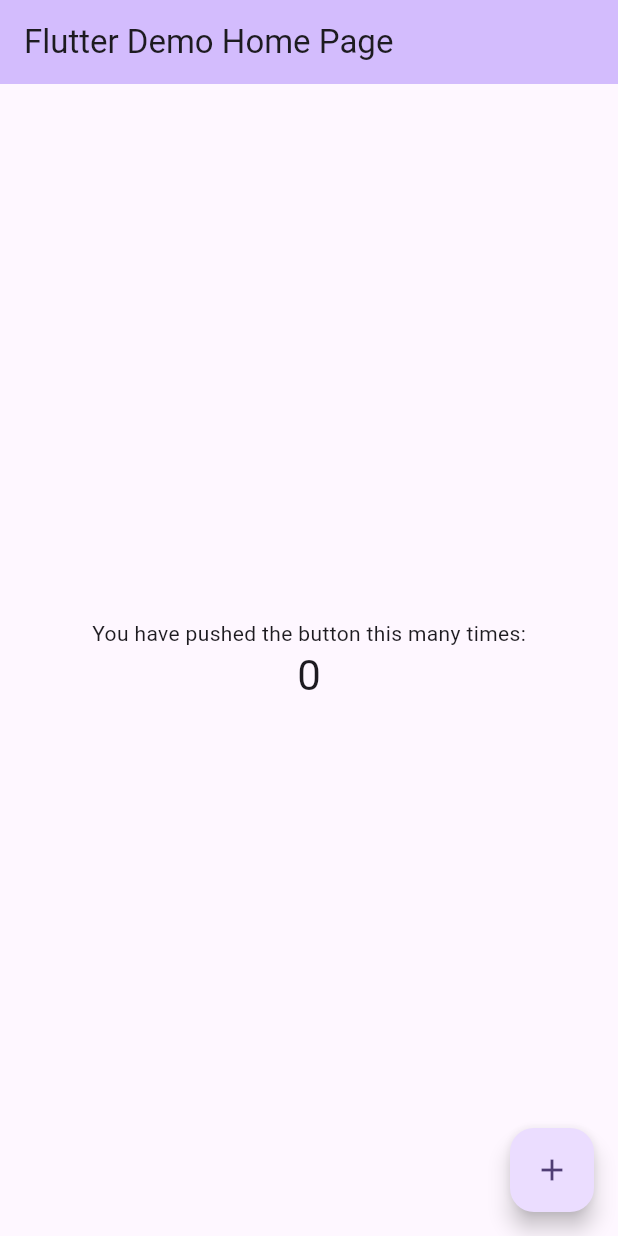
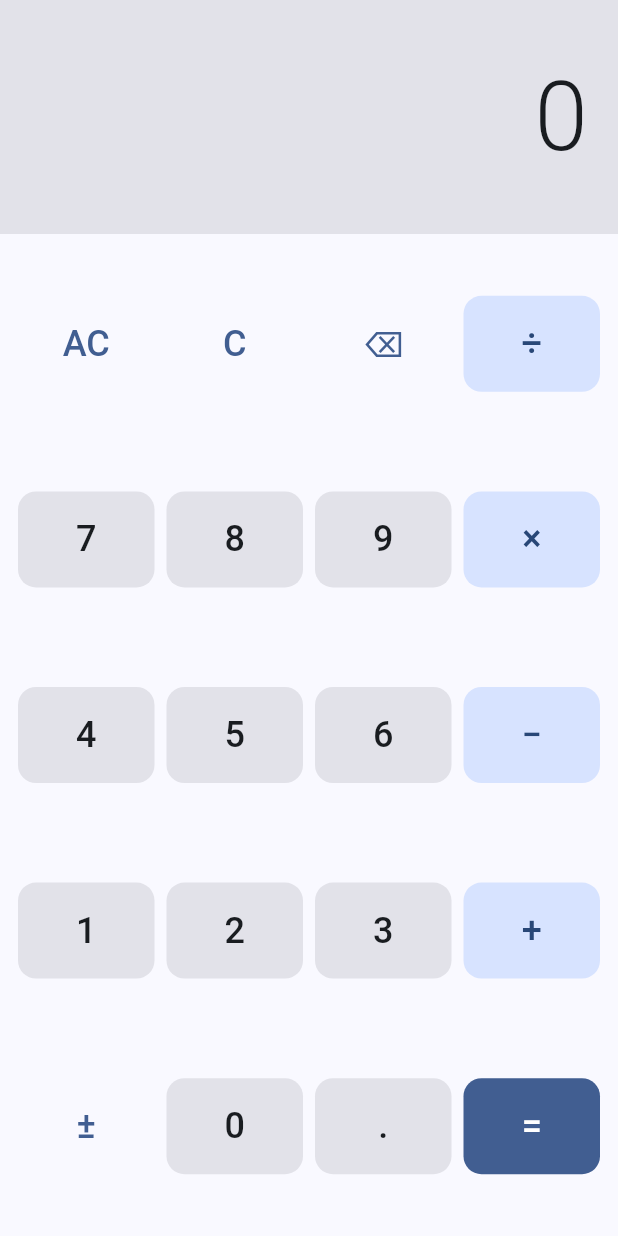
Before and after one commit to wenhsiaoyi/JackCalculator, a Flutter app: the screen it shows after launch, on a phone screen of 412 x 824 dp. Run offline on Flutter 3.47's test engine with Material 3 defaults, Android fonts, the light colour scheme and no system bars; our stand-ins replace decimal, flutter_bloc.

Commit message:
feat: assemble calculator UI and wire Cubit; replace counter template

```diff
--- a/lib/main.dart
+++ b/lib/main.dart
@@ -1,121 +1,24 @@
 import 'package:flutter/material.dart';
+import 'package:flutter_bloc/flutter_bloc.dart';
 
-void main() {
-  runApp(const MyApp());
-}
+import 'bloc/calculator_cubit.dart';
+import 'core/theme.dart';
+import 'views/calculator_screen.dart';
 
-class MyApp extends StatelessWidget {
-  const MyApp({super.key});
+void main() => runApp(const JackCalculator());
 
-  // This widget is the root of your application.
-  @override
-  Widget build(BuildContext context) {
-    return MaterialApp(
-      title: 'Flutter Demo',
-      theme: ThemeData(
-        // This is the theme of your application.
-        //
-        // TRY THIS: Try running your application with "flutter run". You'll see
-        // the application has a purple toolbar. Then, without quitting the app,
-        // try changing the seedColor in the colorScheme below to Colors.green
-        // and then invoke "hot reload" (save your changes or press the "hot
-        // reload" button in a Flutter-supported IDE, or press "r" if you used
-        // the command line to start the app).
-        //
-        // Notice that the counter didn't reset back to zero; the application
-        // state is not lost during the reload. To reset the state, use hot
-        // restart instead.
-        //
-        // This works for code too, not just values: Most code changes can be
-        // tested with just a hot reload.
-        colorScheme: .fromSeed(seedColor: Colors.deepPurple),
-      ),
-      home: const MyHomePage(title: 'Flutter Demo Home Page'),
-    );
-  }
-}
-
-class MyHomePage extends StatefulWidget {
-  const MyHomePage({super.key, required this.title});
-
-  // This widget is the home page of your application. It is stateful, meaning
-  // that it has a State object (defined below) that contains fields that affect
-  // how it looks.
-
-  // This class is the configuration for the state. It holds the values (in this
-  // case the title) provided by the parent (in this case the App widget) and
-  // used by the build method of the State. Fields in a Widget subclass are
-  // always marked "final".
-
-  final String title;
-
-  @override
-  State<MyHomePage> createState() => _MyHomePageState();
-}
-
-class _MyHomePageState extends State<MyHomePage> {
-  int _counter = 0;
-
-  void _incrementCounter() {
-    setState(() {
-      // This call to setState tells the Flutter framework that something has
-      // changed in this State, which causes it to rerun the build method below
-      // so that the display can reflect the updated values. If we changed
-      // _counter without calling setState(), then the build method would not be
-      // called again, and so nothing would appear to happen.
-      _counter++;
-    });
-  }
+class JackCalculator extends StatelessWidget {
+  const JackCalculator({super.key});
 
   @override
   Widget build(BuildContext context) {
-    // This method is rerun every time setState is called, for instance as done
-    // by the _incrementCounter method above.
-    //
-    // The Flutter framework has been optimized to make rerunning build methods
-    // fast, so that you can just rebuild anything that needs updating rather
-    // than having to individually change instances of widgets.
-    return Scaffold(
-      appBar: AppBar(
-        // TRY THIS: Try changing the color here to a specific color (to
-        // Colors.amber, perhaps?) and trigger a hot reload to see the AppBar
-        // change color while the other colors stay the same.
-        backgroundColor: Theme.of(context).colorScheme.inversePrimary,
-        // Here we take the value from the MyHomePage object that was created by
-        // the App.build method, and use it to set our appbar title.
-        title: Text(widget.title),
-      ),
-      body: Center(
-        // Center is a layout widget. It takes a single child and positions it
-        // in the middle of the parent.
-        child: Column(
-          // Column is also a layout widget. It takes a list of children and
-          // arranges them vertically. By default, it sizes itself to fit its
-          // children horizontally, and tries to be as tall as its parent.
-          //
-          // Column has various properties to control how it sizes itself and
-          // how it positions its children. Here we use mainAxisAlignment to
-          // center the children vertically; the main axis here is the vertical
-          // axis because Columns are vertical (the cross axis would be
-          // horizontal).
-          //
-          // TRY THIS: Invoke "debug painting" (choose the "Toggle Debug Paint"
-          // action in the IDE, or press "p" in the console), to see the
-          // wireframe for each widget.
-          mainAxisAlignment: .center,
-          children: [
-            const Text('You have pushed the button this many times:'),
-            Text(
-              '$_counter',
-              style: Theme.of(context).textTheme.headlineMedium,
-            ),
-          ],
-        ),
-      ),
-      floatingActionButton: FloatingActionButton(
-        onPressed: _incrementCounter,
-        tooltip: 'Increment',
-        child: const Icon(Icons.add),
+    return BlocProvider(
+      create: (_) => CalculatorCubit(),
+      child: MaterialApp(
+        title: 'Jack計算機',
+        theme: AppTheme.light,
+        darkTheme: AppTheme.dark,
+        home: const CalculatorScreen(),
       ),
     );
   }
--- /dev/null
+++ b/lib/views/calculator_screen.dart
@@ -0,0 +1,77 @@
+import 'package:flutter/material.dart';
+import 'package:flutter_bloc/flutter_bloc.dart';
+
+import '../bloc/calculator_cubit.dart';
+import '../bloc/calculator_state.dart';
+import '../engine/calculator_engine.dart';
+import 'components/calc_button.dart';
+import 'components/display_screen.dart';
+
+class CalculatorScreen extends StatelessWidget {
+  const CalculatorScreen({super.key});
+
+  @override
+  Widget build(BuildContext context) {
+    final cubit = context.read<CalculatorCubit>();
+    return Scaffold(
+      body: SafeArea(
+        child: Column(
+          children: [
+            BlocBuilder<CalculatorCubit, CalculatorState>(
+              builder: (_, s) =>
+                  DisplayScreen(display: s.display, hasError: s.hasError),
+            ),
+            Expanded(
+              child: Padding(
+                padding: const EdgeInsets.all(8),
+                child: Column(
+                  children: [
+                    _row([
+                      _btn('AC', cubit.allClear, CalcButtonVariant.function),
+                      _btn('C', cubit.clearEntry, CalcButtonVariant.function),
+                      _btn('⌫', cubit.backspace, CalcButtonVariant.function),
+                      _btn('÷', () => cubit.applyOperator(CalcOp.divide),
+                          CalcButtonVariant.operator),
+                    ]),
+                    _row([
+                      _num('7', cubit), _num('8', cubit), _num('9', cubit),
+                      _btn('×', () => cubit.applyOperator(CalcOp.multiply),
+                          CalcButtonVariant.operator),
+                    ]),
+                    _row([
+                      _num('4', cubit), _num('5', cubit), _num('6', cubit),
+                      _btn('−', () => cubit.applyOperator(CalcOp.subtract),
+                          CalcButtonVariant.operator),
+                    ]),
+                    _row([
+                      _num('1', cubit), _num('2', cubit), _num('3', cubit),
+                      _btn('+', () => cubit.applyOperator(CalcOp.add),
+                          CalcButtonVariant.operator),
+                    ]),
+                    _row([
+                      _btn('±', cubit.toggleSign, CalcButtonVariant.function),
+                      _num('0', cubit),
+                      _btn('.', cubit.onDecimalPoint, CalcButtonVariant.number),
+                      _btn('=', cubit.equals, CalcButtonVariant.equals),
+                    ]),
+                  ],
+                ),
+              ),
+            ),
+          ],
+        ),
+      ),
+    );
+  }
+
+  Widget _row(List<Widget> buttons) =>
+      Expanded(child: Row(children: buttons));
+
+  Widget _btn(String label, VoidCallback onTap, CalcButtonVariant variant) =>
+      Expanded(
+        child: CalcButton(label: label, onPressed: onTap, variant: variant),
+      );
+
+  Widget _num(String digit, CalculatorCubit cubit) =>
+      _btn(digit, () => cubit.onDigit(digit), CalcButtonVariant.number);
+}
```
Also changed, not shown: 1 other file.
